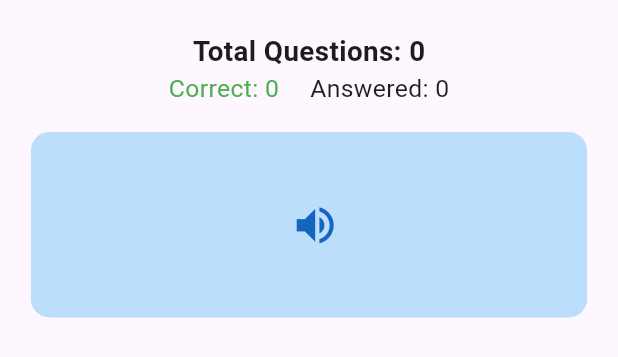
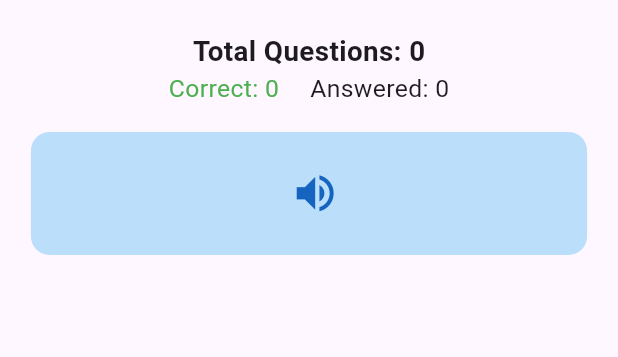
Before and after one commit to hmada2024/spider_words, a Flutter app: the ImagesMatchingQuizContent widget shown alone on an empty page, opened directly with empty values, on a phone screen of 412 x 824 dp. Shown: the top 357 px of the screen. Run offline on Flutter 3.47's test engine with Material 3 defaults, Android fonts, the phone set to English and light mode, and no system bars; our stand-ins replace audioplayers, flutter_riverpod, sqflite, sqflite_common_ffi; accounts and stored records are empty.

Commit message:
ممتااااااااااز

```diff
--- a/lib/widgets/quiz_widgets/images_matching_quiz_content.dart
+++ b/lib/widgets/quiz_widgets/images_matching_quiz_content.dart
@@ -51,14 +51,12 @@ class ImagesMatchingQuizContent extends ConsumerWidget {
     }
 
     final double topInfoPadding = screenHeight * 0.02;
-    final double questionAreaHeight = screenHeight * 0.15;
     final double optionSpacing = screenWidth * 0.05;
-    final double bottomSpacing = screenHeight * 0.02;
     final double correctTextSize = screenWidth * 0.06;
     final double borderRadius = screenWidth * 0.03;
 
-    return SingleChildScrollView(
-      child: Padding(
+    return Padding(
+      // تم استبدال SingleChildScrollView بـ Padding
       padding: EdgeInsets.all(screenWidth * 0.05),
       child: Column(
         mainAxisAlignment: MainAxisAlignment.start,
@@ -97,13 +95,13 @@ class ImagesMatchingQuizContent extends ConsumerWidget {
                 ? null
                 : () => playAudio(currentNoun?.audio),
             child: Container(
-                height: questionAreaHeight,
-                width: double.infinity,
-                padding: EdgeInsets.symmetric(horizontal: screenWidth * 0.05),
               decoration: BoxDecoration(
                 color: Colors.blue.shade100,
                 borderRadius: BorderRadius.circular(borderRadius),
               ),
+              padding: EdgeInsets.symmetric(
+                  horizontal: screenWidth * 0.05,
+                  vertical: screenHeight * 0.02), // تعديل حجم منطقة السؤال
               child: Row(
                 mainAxisAlignment: MainAxisAlignment.center,
                 children: [
@@ -118,8 +116,7 @@ class ImagesMatchingQuizContent extends ConsumerWidget {
                   SizedBox(width: screenWidth * 0.02),
                   IconButton(
                     icon: Icon(Icons.volume_up,
-                          size: screenWidth * 0.08,
-                          color: Colors.blue.shade800),
+                        size: screenWidth * 0.08, color: Colors.blue.shade800),
                     onPressed: isInteractionDisabled
                         ? null
                         : () => playAudio(currentNoun?.audio),
@@ -128,7 +125,7 @@ class ImagesMatchingQuizContent extends ConsumerWidget {
               ),
             ),
           ),
-            SizedBox(height: bottomSpacing),
+          SizedBox(height: optionSpacing), // توحيد المسافات
           IgnorePointer(
             ignoring: isInteractionDisabled,
             child: GridView.count(
@@ -183,25 +180,29 @@ class ImagesMatchingQuizContent extends ConsumerWidget {
               }).toList(),
             ),
           ),
-            SizedBox(height: bottomSpacing),
           if (isCorrect)
-              Text(
+            Padding(
+              padding: EdgeInsets.only(top: optionSpacing),
+              child: Text(
                 'Correct!',
                 style: TextStyle(
                     color: AppConstants.correctColor,
                     fontSize: correctTextSize,
                     fontWeight: FontWeight.bold),
               ),
+            ),
           if (isWrong)
-              Text(
+            Padding(
+              padding: EdgeInsets.only(top: optionSpacing),
+              child: Text(
                 'Wrong!',
                 style: TextStyle(
                     color: AppConstants.wrongColor,
                     fontSize: correctTextSize,
                     fontWeight: FontWeight.bold),
               ),
+            ),
         ],
-        ),
       ),
     );
   }
```
Also changed, not shown: lib/widgets/quiz_widgets/nouns_matching_quiz_content.dart (+24 -22 lines). Lines whose indentation alone changed are shown as unchanged.
